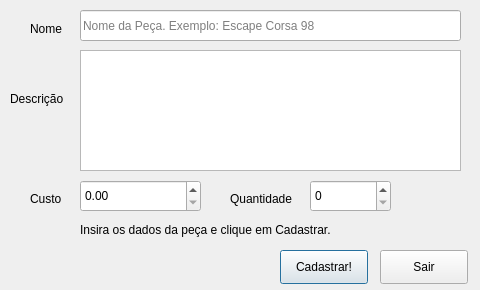
Qt form addpart.ui (bedi1982/Oficina) before a commit.
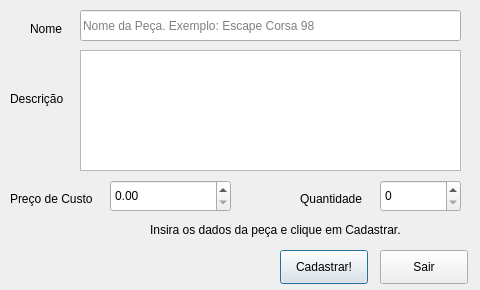
The same form after that commit.

Diff of the .ui file:
```diff
--- a/addpart.ui
+++ b/addpart.ui
@@ -73,7 +73,7 @@
   <widget class="QLabel" name="lbl_Feedback">
    <property name="geometry">
     <rect>
-     <x>80</x>
+     <x>150</x>
      <y>220</y>
      <width>371</width>
      <height>20</height>
@@ -86,14 +86,14 @@
   <widget class="QLabel" name="lbl_Cidade">
    <property name="geometry">
     <rect>
-     <x>30</x>
+     <x>10</x>
      <y>190</y>
-     <width>41</width>
+     <width>101</width>
      <height>18</height>
     </rect>
    </property>
    <property name="text">
-    <string>Custo</string>
+    <string>Preço de Custo</string>
    </property>
   </widget>
   <widget class="QLabel" name="lbl_Descricao">
@@ -112,7 +112,7 @@
   <widget class="QLabel" name="lbl_Quantidade">
    <property name="geometry">
     <rect>
-     <x>230</x>
+     <x>300</x>
      <y>190</y>
      <width>71</width>
      <height>18</height>
@@ -157,7 +157,7 @@
   <widget class="QSpinBox" name="spin_Quantidade">
    <property name="geometry">
     <rect>
-     <x>310</x>
+     <x>380</x>
      <y>180</y>
      <width>81</width>
      <height>32</height>
@@ -167,7 +167,7 @@
   <widget class="QDoubleSpinBox" name="doubleSpinCusto">
    <property name="geometry">
     <rect>
-     <x>80</x>
+     <x>110</x>
      <y>180</y>
      <width>121</width>
      <height>32</height>
```
